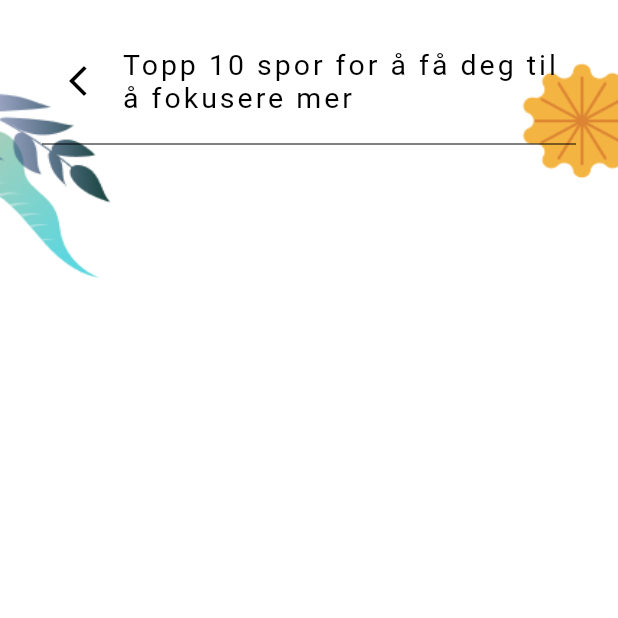
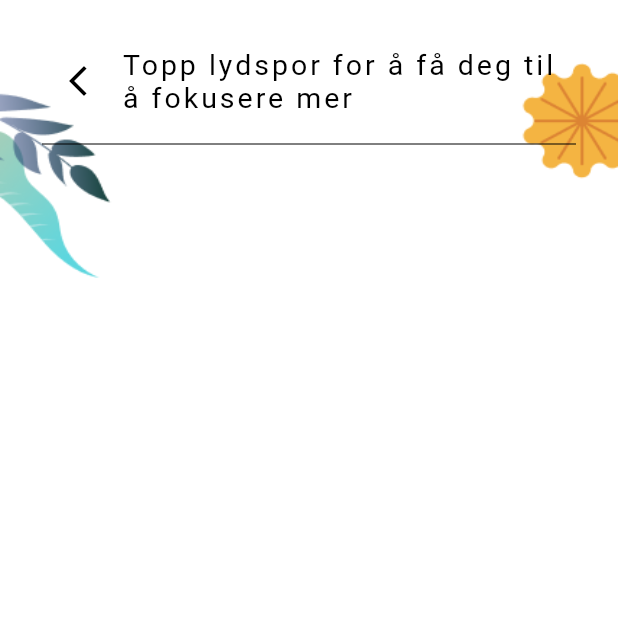
Before and after one commit to Eze6266/meditationer, a Flutter app: the FocusScreen screen opened directly, on a phone screen of 412 x 824 dp, the top half of it. Run offline on Flutter 3.47's test engine with Material 2 defaults, Android fonts, the phone set to English and light mode, and no system bars; our stand-ins replace audio_video_progress_bar, audioplayers, cloud_firestore, firebase_auth, firebase_core, flutter_svg and 2 more; missing offline and left inert: page_animation_transition; accounts and stored records are empty.

Commit message:
fix: focus and vekst screen

```diff
--- a/lib/Screens/Home/focus.dart
+++ b/lib/Screens/Home/focus.dart
@@ -35,7 +35,7 @@ class FocusScreen extends StatelessWidget {
                     SizedBox(width: 5,),
                     Expanded(
                       child: Text(
-                        "Topp 10 spor for å få deg til å fokusere mer",
+                        "Topp lydspor for å få deg til å fokusere mer",
                         style: TextStyle(fontSize: 19,letterSpacing: 2, color: Colors.black),
                       ),
                     ),
--- a/lib/Screens/Home/vekst.dart
+++ b/lib/Screens/Home/vekst.dart
@@ -35,7 +35,7 @@ class VekstScreen extends StatelessWidget {
                     SizedBox(width: 5,),
                     Expanded(
                       child: Text(
-                        "Topp 10 lydspor for vekst",
+                        "Topp lydspor for vekst",
                         style: TextStyle(fontSize: 19,letterSpacing: 2, color: Colors.black),
                       ),
                     ),
```
